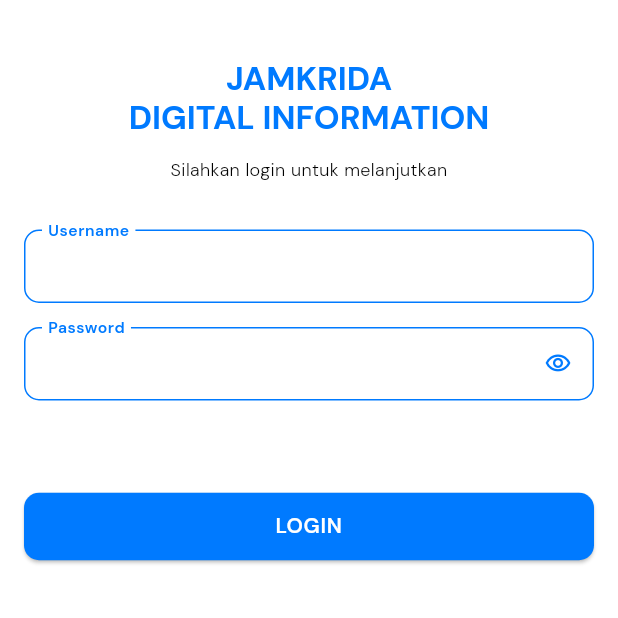
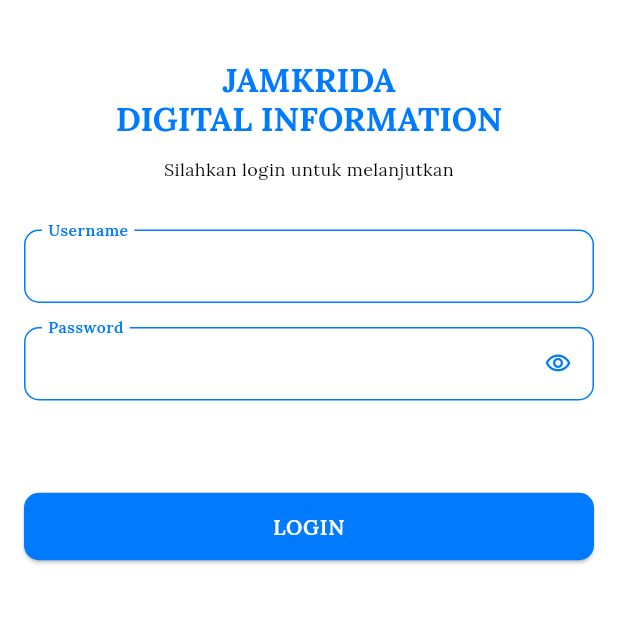
Before and after one commit to rahdeva/flounaelza_app, a Flutter app: the screen it shows after launch, on a phone screen of 412 x 824 dp, the top half of it. Run offline on Flutter 3.47's test engine with Material 3 defaults, Android fonts, the phone set to English and light mode, and no system bars; drawn by our look-alikes of flutter_form_builder; our stand-ins replace dio, equatable, flutter_secure_storage, form_builder_validators, get, get_storage and 3 more.

Commit message:
feat: add Lora font

```diff
--- a/lib/themes/app_theme.dart
+++ b/lib/themes/app_theme.dart
@@ -10,7 +10,7 @@ class AppTheme {
       highlightColor: Colors.transparent,
       splashColor: Colors.transparent,
       appBarTheme: lightAppBar(),
-      fontFamily: 'DMSans',
+      fontFamily: 'Lora',
       floatingActionButtonTheme: const FloatingActionButtonThemeData(),
       elevatedButtonTheme: ElevatedButtonThemeData(
         style: ElevatedButton.styleFrom(
```
Also changed, not shown: pubspec.yaml (+5 -6 lines), assets/fonts/DMSans-Bold.ttf (deleted), assets/fonts/DMSans-ExtraBold.ttf (deleted), assets/fonts/DMSans-Light.ttf (deleted), assets/fonts/DMSans-Medium.ttf (deleted), assets/fonts/DMSans-Regular.ttf (deleted), assets/fonts/DMSans-SemiBold.ttf (deleted), assets/fonts/DMSans-Thin.ttf (deleted), assets/fonts/Lora-Bold.ttf (added), assets/fonts/Lora-Medium.ttf (added), assets/fonts/Lora-Regular.ttf (added), assets/fonts/Lora-SemiBold.ttf (added), assets/fonts/Poppins-Bold.ttf (deleted), assets/fonts/Poppins-Light.ttf (deleted), 1 more files.
